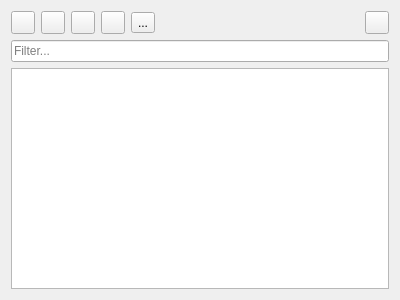
Qt form librecad/src/ui/dock_widgets/views_list/lc_namedviewslistwidget.ui (LibreCAD/LibreCAD) before a commit.
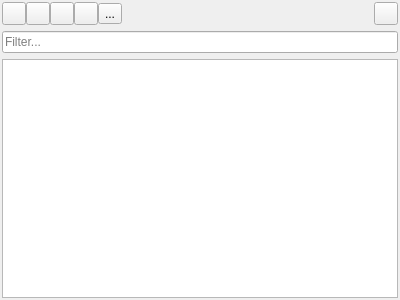
The same form after that commit. Icons and pictures are not drawn.

```diff
--- a/librecad/src/ui/dock_widgets/views_list/lc_namedviewslistwidget.ui
+++ b/librecad/src/ui/dock_widgets/views_list/lc_namedviewslistwidget.ui
@@ -14,6 +14,21 @@
    <string>Form</string>
   </property>
   <layout class="QGridLayout" name="gridLayout">
+   <property name="leftMargin">
+    <number>2</number>
+   </property>
+   <property name="topMargin">
+    <number>2</number>
+   </property>
+   <property name="rightMargin">
+    <number>2</number>
+   </property>
+   <property name="bottomMargin">
+    <number>2</number>
+   </property>
+   <property name="horizontalSpacing">
+    <number>0</number>
+   </property>
    <item row="0" column="0">
     <layout class="QHBoxLayout" name="horizontalLayout">
      <item>
```
